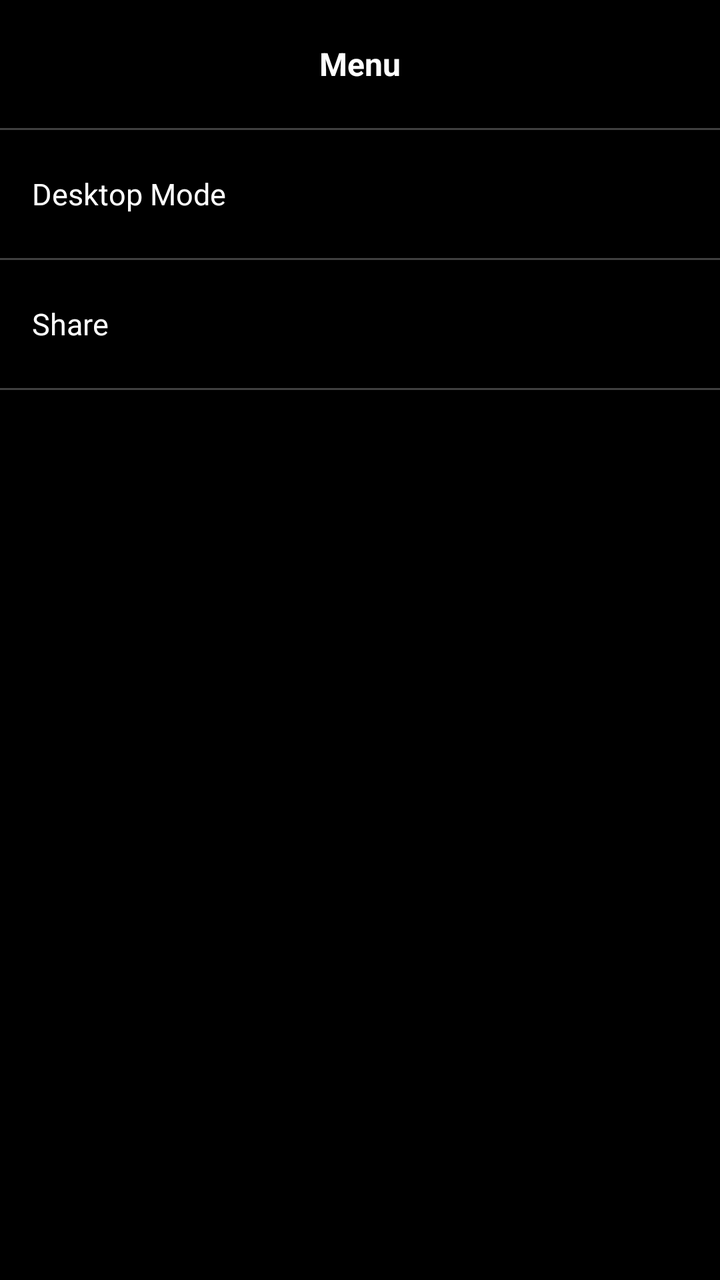
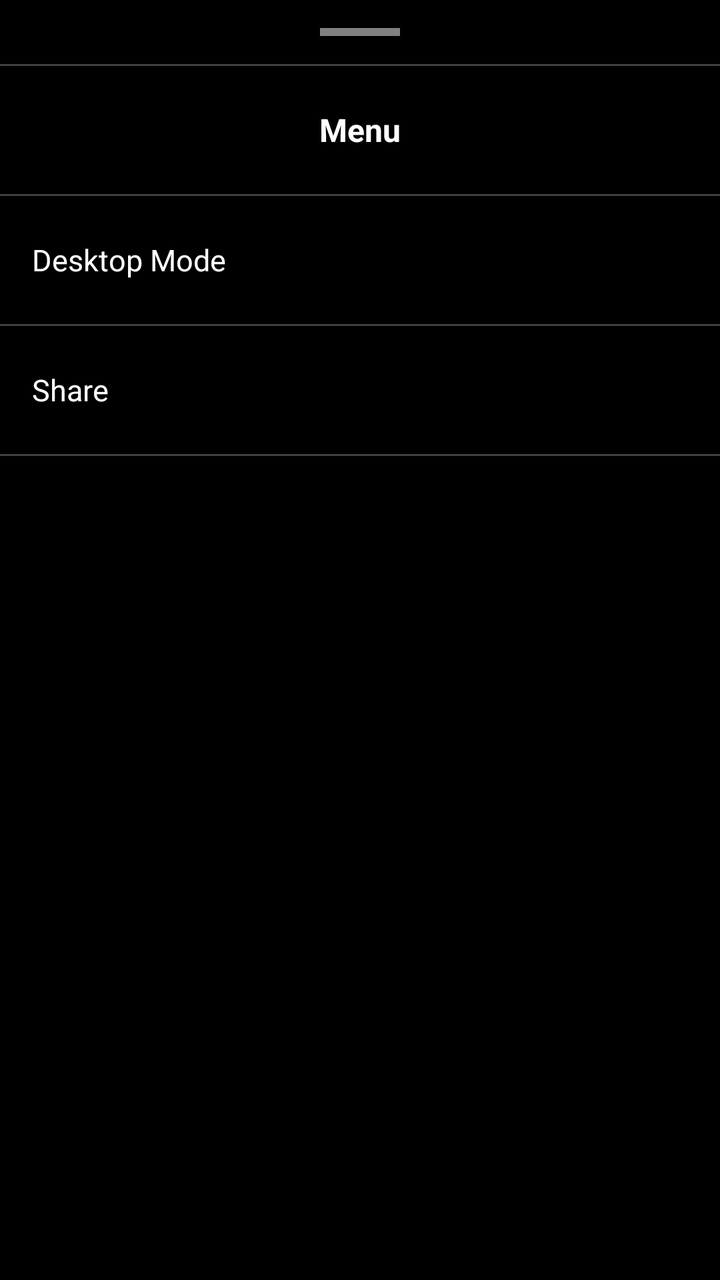

An Android layout rendered at two revisions. The XML below is the earlier revision; the diff shows what the commit changed to produce the second picture.
<!-- AndroidManifest.xml: application theme Theme.GeckoBrowser -->
<!-- res/layout/activity_bottom_sheet_menu.xml -->
<?xml version="1.0" encoding="utf-8"?>
<ScrollView xmlns:android="http://schemas.android.com/apk/res/android"
    android:layout_width="match_parent"
    android:layout_height="match_parent"
    android:background="@android:color/black"
    android:fillViewport="true">

    <LinearLayout
        android:layout_width="match_parent"
        android:layout_height="wrap_content"
        android:orientation="vertical">

        <TextView
            android:id="@+id/sheetTitle"
            android:layout_width="match_parent"
            android:layout_height="64dp"
            android:gravity="center"
            android:text="@string/more_menu_title"
            android:textColor="@color/text_primary"
            android:textSize="16sp"
            android:textStyle="bold" />

        <View
            android:layout_width="match_parent"
            android:layout_height="1dp"
            android:background="@color/divider" />

        <TextView
            android:id="@+id/sheetDesktopMode"
            android:layout_width="match_parent"
            android:layout_height="64dp"
            android:background="?android:attr/selectableItemBackground"
            android:gravity="center_vertical"
            android:paddingHorizontal="16dp"
            android:text="@string/menu_desktop_mode"
            android:textColor="@color/text_primary"
            android:textSize="15sp" />

        <View
            android:layout_width="match_parent"
            android:layout_height="1dp"
            android:background="@color/divider" />

        <TextView
            android:id="@+id/sheetShare"
            android:layout_width="match_parent"
            android:layout_height="64dp"
            android:background="?android:attr/selectableItemBackground"
            android:gravity="center_vertical"
            android:paddingHorizontal="16dp"
            android:text="@string/menu_share"
            android:textColor="@color/text_primary"
            android:textSize="15sp" />

        <View
            android:layout_width="match_parent"
            android:layout_height="1dp"
            android:background="@color/divider" />

    </LinearLayout>
</ScrollView>
<!-- resources referenced by this layout -->
<resources>
  <color name="divider">#80808080</color>
  <color name="text_primary">@android:color/white</color>
  <string name="menu_desktop_mode">Desktop Mode</string>
  <string name="menu_share">Share</string>
  <string name="more_menu_title">Menu</string>
  <style name="Theme.GeckoBrowser" parent="Theme.AppCompat.NoActionBar">
          <item name="android:windowNoTitle">true</item>
          <item name="android:windowFullscreen">false</item>
          <item name="android:statusBarColor">@android:color/black</item>
          <item name="android:navigationBarColor">@android:color/black</item>
          <item name="android:windowBackground">@color/bg</item>
      </style>
  <color name="bg">@android:color/black</color>
</resources>

<!-- the commit's change to res/layout/activity_bottom_sheet_menu.xml (unified diff, before → after) -->
@@ -9,6 +9,23 @@
         android:layout_width="match_parent"
         android:layout_height="wrap_content"
         android:orientation="vertical">
+
+        <FrameLayout
+            android:layout_width="match_parent"
+            android:layout_height="32dp"
+            android:gravity="center">
+
+            <View
+                android:layout_width="40dp"
+                android:layout_height="4dp"
+                android:layout_gravity="center"
+                android:background="#80FFFFFF" />
+        </FrameLayout>
+
+        <View
+            android:layout_width="match_parent"
+            android:layout_height="1dp"
+            android:background="@color/divider" />
 
         <TextView
             android:id="@+id/sheetTitle"
